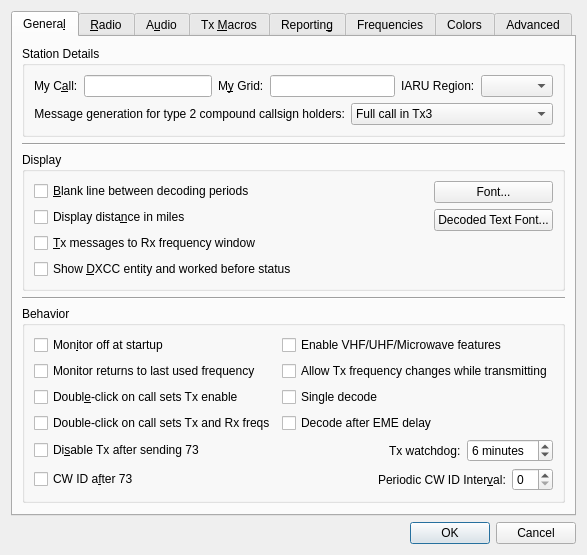
Before: the Qt Designer form Configuration.ui in saitohirga/WSJT-X, drawn with Qt 5.
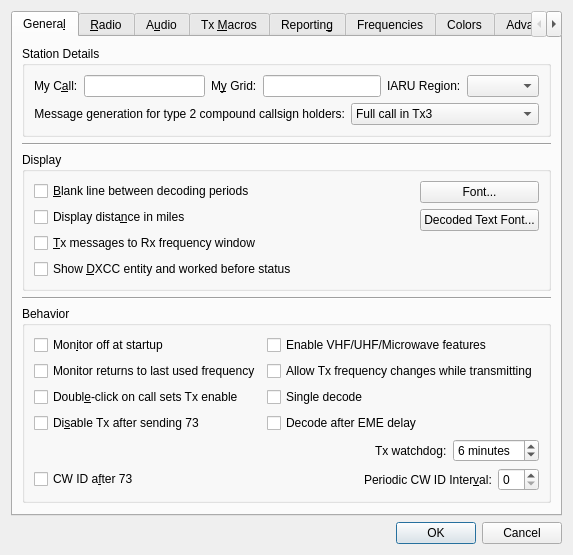
After: the same form once the commit is applied.

Commit message: Another try at optimizing the GUI for simplex and split behavior.  Details below:

```diff
--- a/Configuration.ui
+++ b/Configuration.ui
@@ -438,7 +438,7 @@
             </property>
            </widget>
           </item>
-          <item row="4" column="0">
+          <item row="3" column="0">
            <widget class="QCheckBox" name="disable_TX_on_73_check_box">
             <property name="toolTip">
              <string>Turns off automatic transmissions after sending a 73 or any other free
@@ -449,13 +449,6 @@
             </property>
            </widget>
           </item>
-          <item row="3" column="0">
-           <widget class="QCheckBox" name="cbDefaultSimplex">
-            <property name="text">
-             <string>Double-click on call sets Tx and Rx freqs</string>
-            </property>
-           </widget>
-          </item>
          </layout>
         </widget>
        </item>
```
Left out of the diff: 4 changed lines with no effect on the pictures. The commit also changes 9 other files.
